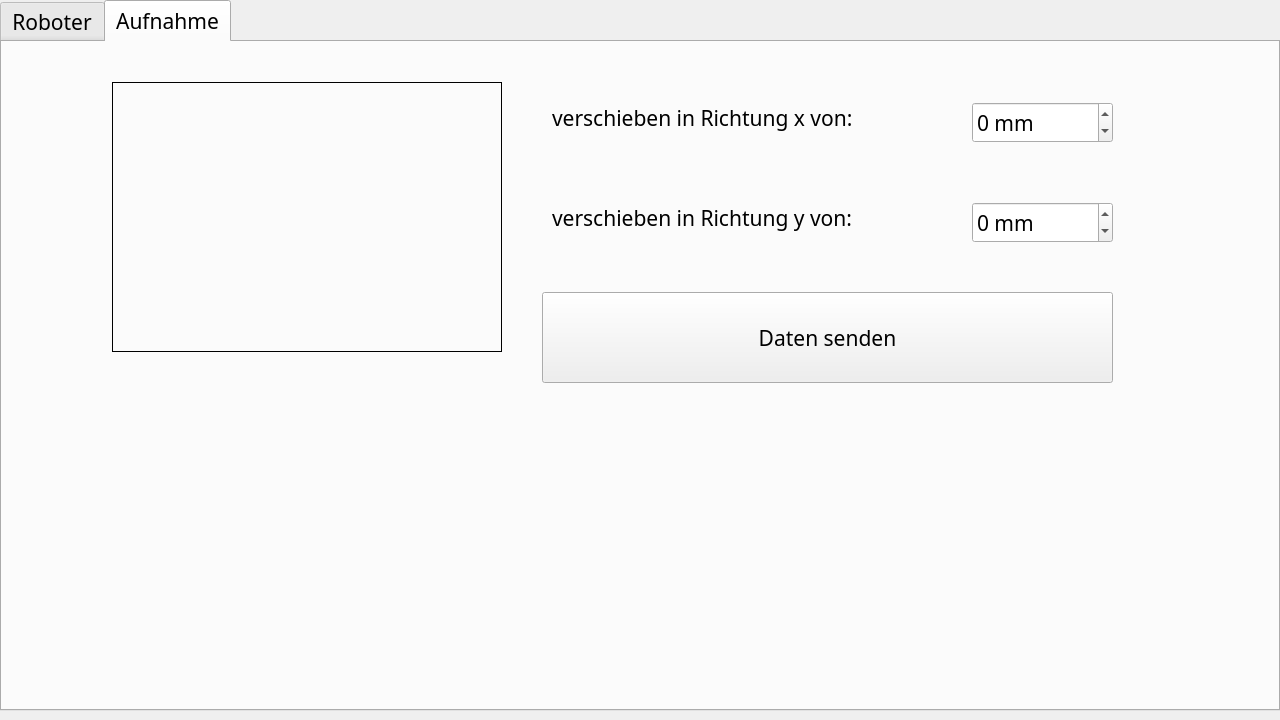
Snupai/MultipackParser, file ui_files/MainWindow.ui: the form before one commit.
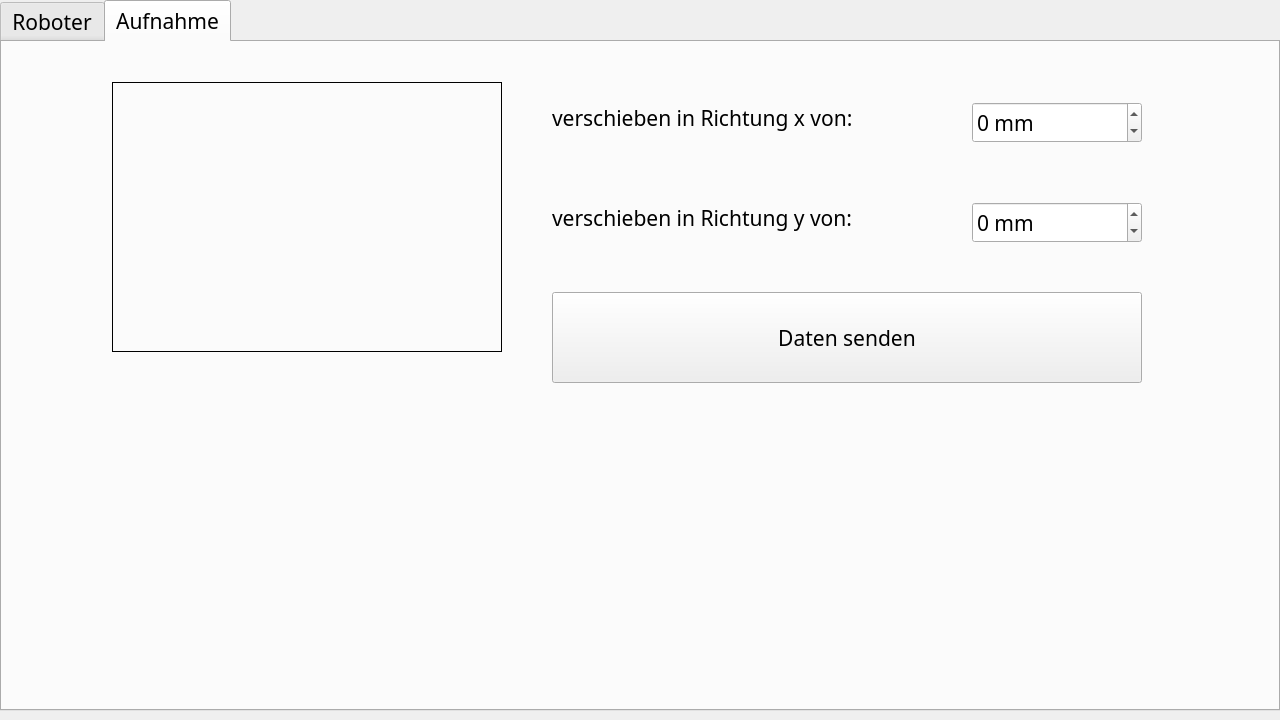
The form after the commit. The open tabs and pages were chosen to show the change. Icons and pictures are not drawn.

Commit message:
Refactor UI components and enhance styling for better user experience
- Removed unused import suggestions from the Python import helper to streamline code completion.
- Updated the MainWindow UI to adjust the geometry of spin boxes and buttons for improved layout.
- Added a property to hide group separators in the spin box for cleaner UI presentation.
- Implemented custom styles for spin boxes to enhance visual consistency and usability.
- Set the default tab index for the tab widget to improve initial user experience.

The edit to the form file:
```diff
--- a/ui_files/MainWindow.ui
+++ b/ui_files/MainWindow.ui
@@ -1116,7 +1116,7 @@
         <rect>
          <x>970</x>
          <y>60</y>
-         <width>141</width>
+         <width>170</width>
          <height>41</height>
         </rect>
        </property>
@@ -1135,7 +1135,7 @@
         <rect>
          <x>970</x>
          <y>160</y>
-         <width>141</width>
+         <width>170</width>
          <height>41</height>
         </rect>
        </property>
@@ -1152,9 +1152,9 @@
       <widget class="QPushButton" name="ButtonDatenSenden_2">
        <property name="geometry">
         <rect>
-         <x>540</x>
+         <x>550</x>
          <y>250</y>
-         <width>571</width>
+         <width>590</width>
          <height>91</height>
         </rect>
        </property>
```
Left out of the diff: 3 changed lines with no effect on the pictures. The commit also changes 3 other files.
